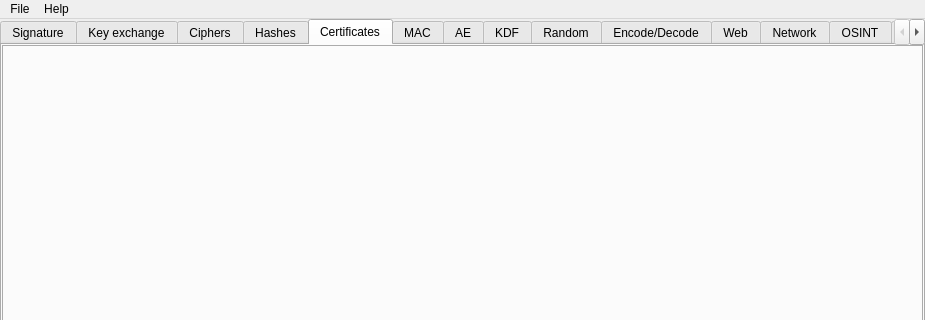
caffedrine/CryptoPocketKnife, file ui/mainwindow.ui: the form before one commit; both pictures show x 0 to 925 and y 0 to 320 of the 925 by 568 pixel window.
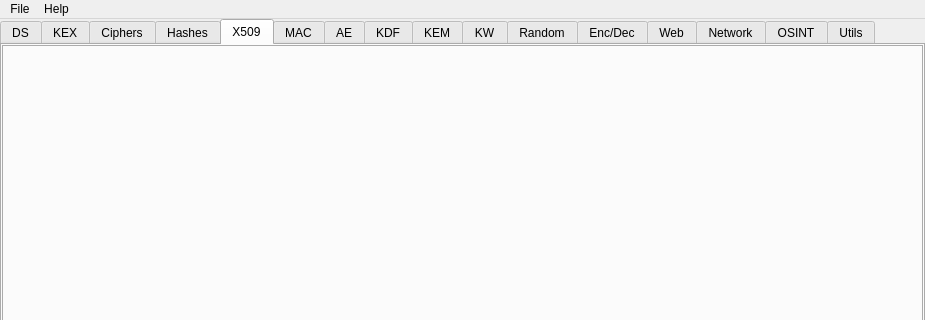
The form after the commit. Icons and pictures are not drawn. Custom widgets are drawn as their Qt base class.

Commit message: Added two more categories

```diff
--- a/ui/mainwindow.ui
+++ b/ui/mainwindow.ui
@@ -74,7 +74,10 @@
       </property>
       <widget class="QWidget" name="tab_Signature">
        <attribute name="title">
-        <string>Signature</string>
+        <string>DS</string>
+       </attribute>
+       <attribute name="toolTip">
+        <string>Digital Signature Algorithms</string>
        </attribute>
        <layout class="QGridLayout" name="gridLayout_2">
         <property name="leftMargin">
@@ -100,7 +103,10 @@
       </widget>
       <widget class="QWidget" name="tab_keyExchange">
        <attribute name="title">
-        <string>Key exchange</string>
+        <string>KEX</string>
+       </attribute>
+       <attribute name="toolTip">
+        <string>Key Exchange Algorithms</string>
        </attribute>
        <layout class="QGridLayout" name="gridLayout_5">
         <property name="leftMargin">
@@ -178,7 +184,10 @@
       </widget>
       <widget class="QWidget" name="tab_Certificates">
        <attribute name="title">
-        <string>Certificates</string>
+        <string>X509</string>
+       </attribute>
+       <attribute name="toolTip">
+        <string>X509 digital certificates tool</string>
        </attribute>
        <layout class="QGridLayout" name="gridLayout_11">
         <property name="leftMargin">
@@ -244,7 +253,26 @@
        <attribute name="title">
         <string>KDF</string>
        </attribute>
-       <layout class="QGridLayout" name="gridLayout_KDF" />
+       <attribute name="toolTip">
+        <string>Key Derivation Functions</string>
+       </attribute>
+       <layout class="QGridLayout" name="gridLayout_KDF"/>
+      </widget>
+      <widget class="QWidget" name="tab_KeyEncapsulation">
+       <attribute name="title">
+        <string>KEM</string>
+       </attribute>
+       <attribute name="toolTip">
+        <string>Key Encapsulation Mechanism Algorithms</string>
+       </attribute>
+      </widget>
+      <widget class="QWidget" name="tab_KeyWrap">
+       <attribute name="title">
+        <string>KW</string>
+       </attribute>
+       <attribute name="toolTip">
+        <string>Key Wrapping Algorithms</string>
+       </attribute>
       </widget>
       <widget class="QWidget" name="tab_Random">
        <attribute name="title">
@@ -270,7 +298,10 @@
       </widget>
       <widget class="QWidget" name="tab_Encoding">
        <attribute name="title">
-        <string>Encode/Decode</string>
+        <string>Enc/Dec</string>
+       </attribute>
+       <attribute name="toolTip">
+        <string>Encoding/Decoding Tool</string>
        </attribute>
        <layout class="QGridLayout" name="gridLayout_14">
         <property name="leftMargin">
```
Left out of the diff: 81 changed lines with no effect on the pictures. The commit also changes 2 other files.
